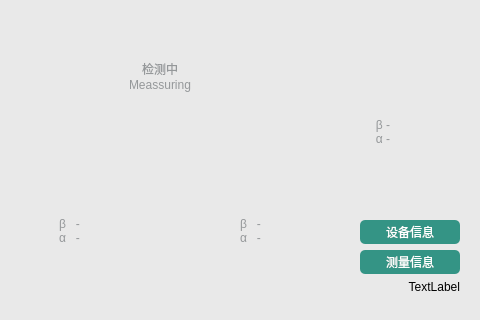
Qt form Demo/deinitwidget.ui (13438120136/XDemo) before a commit; both pictures show x 160 to 640 and y 160 to 480 of the 640 by 480 pixel window.
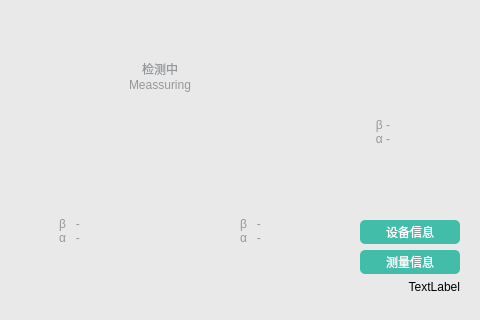
The same form after that commit. The open tabs and pages were chosen to show the change. Icons and pictures are not drawn.

Diff of the .ui file:
```diff
--- a/Demo/deinitwidget.ui
+++ b/Demo/deinitwidget.ui
@@ -1519,7 +1519,7 @@
    max-height:24px;
    font: 13px &quot;微软雅黑&quot;;
    color: #FFFFFF;
-   background-color: #349485;
+   background-color: #42BDAA;
    border:none;
    border-radius:5px;
 }</string>
@@ -1550,7 +1550,7 @@
    max-height:24px;
    font: 13px &quot;微软雅黑&quot;;
    color: #FFFFFF;
-   background-color: #349485;   
+   background-color:  #42BDAA;   
    border:none;
    border-radius:5px;
 }</string>
```
Left out of the diff: 6 changed lines with no effect on the pictures.
